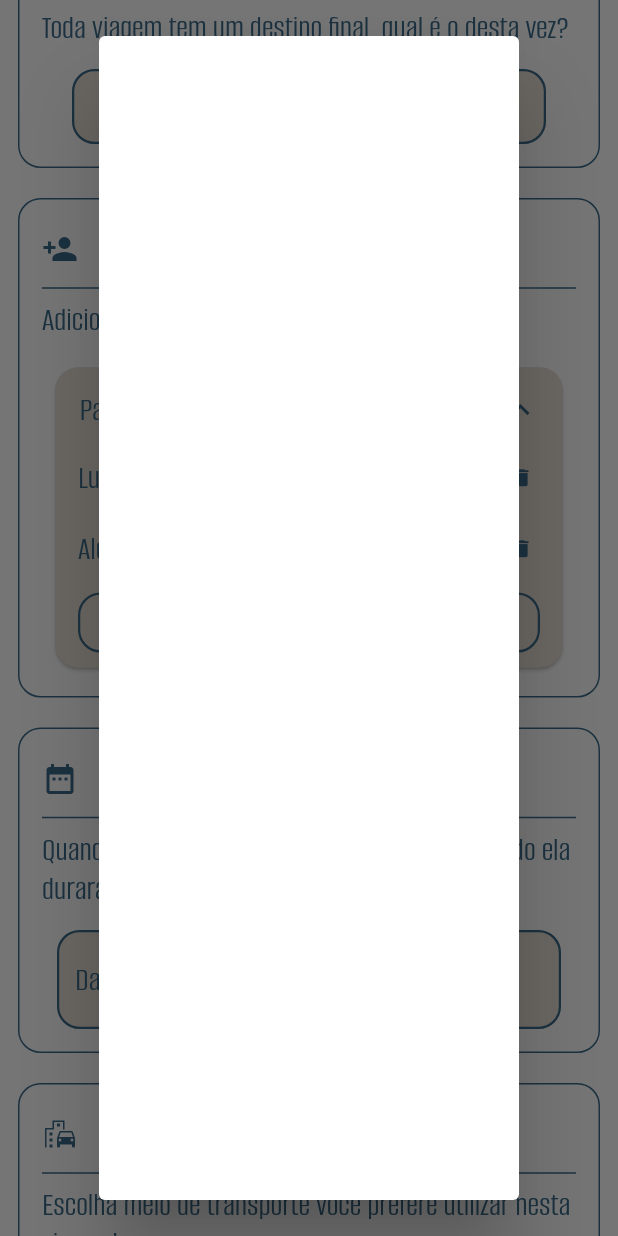
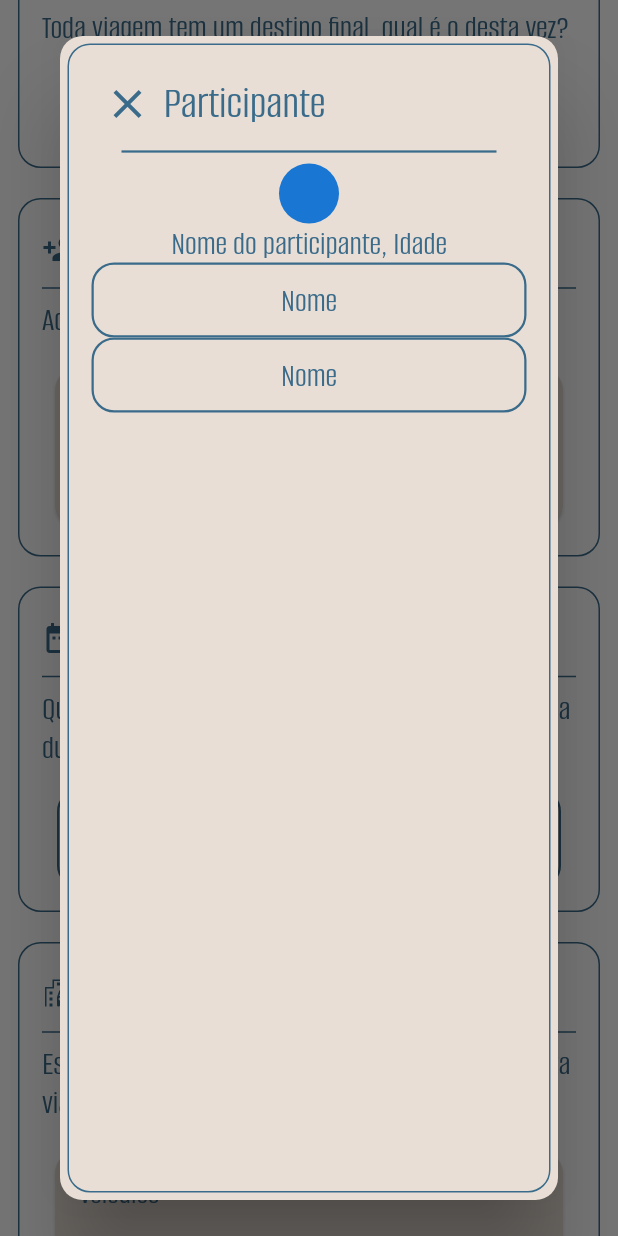
Before and after one commit to rafinha-as-br/TravelMaker, a Flutter app: the CreateTravelScreen screen opened by its route, scrolled down 576 dp, after a tap on "Adicionar participante", on a phone screen of 412 x 824 dp. Run offline on Flutter 3.47's test engine with Material 3 defaults, Android fonts, the phone set to English and light mode, and no system bars; our stand-ins replace geocoding, geolocator, image_picker, shared_preferences, sqflite; missing offline and left inert: country_flags, dart:ffi; accounts and stored records are empty.

Commit message:
Work on travelForm 2/3 - 08/08

```diff
--- a/travelmakerapp/lib/entities/person.dart
+++ b/travelmakerapp/lib/entities/person.dart
@@ -11,7 +11,7 @@ class Person{
   Path? profilePicture;
 
 
-  Person({this.personId, required this.name, required this.age, this.profilePicture});
+  Person({this.personId, required this.name, required this.age, required this.profilePicture});
 
 
 }
--- /dev/null
+++ b/travelmakerapp/lib/presentation/modules/customDialog.dart
@@ -0,0 +1,57 @@
+import 'package:flutter/material.dart';
+import 'package:travelmakerapp/presentation/modules/customContainer.dart';
+import 'package:travelmakerapp/usecase/Themes/getTheme.dart';
+
+class CustomDialog extends StatelessWidget {
+  const CustomDialog({super.key, required this.title, required this.widget});
+  final String title;
+  final Widget widget;
+
+  @override
+  Widget build(BuildContext context) {
+    return Dialog(
+      backgroundColor: getCanvasColor(),
+      shape: RoundedRectangleBorder(
+        borderRadius: BorderRadiusGeometry.circular(15)
+      ),
+      child: Padding(
+        padding: const EdgeInsets.symmetric(horizontal: 5, vertical: 5),
+        child: CustomContainer1(
+          widget: Column(
+            children: [
+              // close button
+              Row(
+                children: [
+                  IconButton(
+                      onPressed: (){
+                        Navigator.of(context).pop();
+                      },
+                      icon: Icon(
+                        Icons.close,
+                        color: getPrimaryColor(),
+                        size: 32,
+                      )
+                  ),
+                  Text(title, style: Theme.of(context).textTheme.displayMedium,)
+                ],
+              ),
+              Container(
+                width: 250,
+                  child: Divider(
+                    thickness: 1.5,
+                    color: getPrimaryColor(),
+                  )
+              ),
+
+              widget
+
+
+
+
+            ],
+          ),
+        ),
+      ),
+    );
+  }
+}
--- a/travelmakerapp/lib/presentation/modules/travelForm/addParticipantDialog.dart
+++ /dev/null
@@ -1,17 +0,0 @@
-import 'package:flutter/material.dart';
-
-class Addparticipantdialog extends StatelessWidget {
-  const Addparticipantdialog({super.key});
-
-  @override
-  Widget build(BuildContext context) {
-    return Dialog(
-      child: Padding(
-        padding: const EdgeInsets.symmetric(horizontal: 2, vertical: 10),
-        child: Column(
-
-        ),
-      ),
-    );
-  }
-}
--- /dev/null
+++ b/travelmakerapp/lib/presentation/modules/travelForm/participantDialog.dart
@@ -0,0 +1,111 @@
+import 'package:flutter/material.dart';
+import 'package:travelmakerapp/entities/person.dart';
+import 'package:travelmakerapp/presentation/modules/customDialog.dart';
+import 'package:travelmakerapp/presentation/modules/customTextFormField.dart';
+
+import '../../../l10n/app_localizations.dart';
+
+class ParticipantDialog extends StatefulWidget {
+  ParticipantDialog({super.key, this.person});
+
+  Person? person;
+
+  @override
+  State<ParticipantDialog> createState() => _ParticipantDialogState();
+}
+
+class _ParticipantDialogState extends State<ParticipantDialog> {
+  final _formKey = GlobalKey<FormState>();
+
+  final participantName = TextEditingController();
+
+  final participantAge = TextEditingController();
+
+
+  //to reload the ui when the user type
+  @override
+  void initState() {
+    super.initState();
+    participantName.addListener(() {
+      setState(() {});
+    });
+  }
+
+
+  @override
+  Widget build(BuildContext context) {
+
+
+
+    return CustomDialog(
+        title: "Participante",
+      widget: Column(
+        children: [
+          // person info
+          Column(
+            children: [
+              //picture
+              CircleAvatar(),
+              //name and age
+              Text(
+                participantName.text.isEmpty
+                    ? "Nome do participante, Idade"
+                    : "${participantName.text}, ${participantAge.text.isEmpty ? 'Idade' : participantAge.text}",
+                style: Theme.of(context).textTheme.displaySmall,
+              )
+            ],
+          ),
+
+          // form
+          Form(
+            key: _formKey,
+              child: Column(
+                children: [
+                  //name formField
+                  CustomTextFormField1(
+                    title: "Nome",
+                    controller: participantName,
+                    validator: (value){
+                      if(value==null){
+                        return AppLocalizations.of(context)!.yourNameError1;
+                      }
+                      if(value.length<2){
+                        return AppLocalizations.of(context)!.yourNameError2;
+                      }
+                      return null;
+                    }
+                  ),
+
+                  //age formField
+                  CustomTextFormField1(
+                    title: "Nome",
+                    controller: participantAge,
+                    validator: (value){
+                      if (value == null || value.isEmpty) {
+                        return AppLocalizations.of(context)!.yourAgeError3;
+                      }
+
+                      final number = int.tryParse(value);
+                      if (number == null) {
+                        return AppLocalizations.of(context)!.yourAgeError1;
+                      }
+
+                      if (number < 0) {
+                        return AppLocalizations.of(context)!.yourAgeError2;
+                      }
+
+                      return null;
+                    }
+                  ),
+
+
+                ],
+              )
+          )
+
+          // save button
+        ],
+      ),
+    );
+  }
+}
--- a/travelmakerapp/lib/presentation/modules/travelForm/travelForm.dart
+++ b/travelmakerapp/lib/presentation/modules/travelForm/travelForm.dart
@@ -11,7 +11,7 @@ import '../../../l10n/app_localizations.dart';
 import '../../../usecase/Themes/getTheme.dart';
 import '../../provider/createTravelProvider.dart';
 import '../inputDecoration.dart';
-import 'addParticipantDialog.dart';
+import 'participantDialog.dart';
 
 class TravelForm extends StatelessWidget {
   TravelForm({super.key});
@@ -178,7 +178,7 @@ class TravelForm extends StatelessWidget {
                             ListView.builder(
                               shrinkWrap: true,
                               physics: NeverScrollableScrollPhysics(),
-                              itemCount: createTravelProvider.personsList.length,
+                              itemCount: createTravelProvider.travelPersonsList.length,
                               itemBuilder: (context, index) {
                                 return Container(
                                   height: 35,
@@ -190,19 +190,17 @@ class TravelForm extends StatelessWidget {
                                         children: [
                                           //name
                                           Text(
-                                            "${createTravelProvider.personsList[index].name}, ",
+                                            "${createTravelProvider.travelPersonsList[index].name}, ",
                                             style: Theme.of(context).textTheme.displaySmall,
                                           ),
                                           //age
                                           Text(
-                                            "${createTravelProvider.personsList[index].age.toString()}"
+                                            "${createTravelProvider.travelPersonsList[index].age.toString()}"
                                                 " ${AppLocalizations.of(context)!.years}",
                                             style: Theme.of(context).textTheme.displaySmall,
                                           ),
                                         ],
                                       ),
-
-
 
                                       //actions buttons
                                       Row(
@@ -246,7 +244,7 @@ class TravelForm extends StatelessWidget {
                                       onTap: (){
                                         showDialog(
                                             context: context,
-                                            builder: (context) => Addparticipantdialog()
+                                            builder: (context) => ParticipantDialog()
                                         );
                                       },
                                       text: "Adicionar participante",
@@ -420,6 +418,7 @@ class TravelForm extends StatelessWidget {
 
               //maybe an text?
 
+
               // save button
               Row(
                 children: [
--- a/travelmakerapp/lib/presentation/provider/createTravelProvider.dart
+++ b/travelmakerapp/lib/presentation/provider/createTravelProvider.dart
@@ -5,12 +5,17 @@ import '../../usecase/dates/getDate.dart';
 
 class CreateTravelProvider with ChangeNotifier{
 
-  List<Person> personsList = [Person(name: "Lucas", age: 19), Person(name: "Alexandre", age: 20)];
 
   DateTime? startDate;
 
+  final travelTitle = TextEditingController();
+  final travelDescription = TextEditingController();
+  final travelDestination = TextEditingController();
   final travelStartDate = TextEditingController();
   final travelFinalDate = TextEditingController();
+
+  List<Person> travelPersonsList = [];
+
 
 
   Future<void> selectDate(BuildContext context,) async{
@@ -27,4 +32,6 @@ class CreateTravelProvider with ChangeNotifier{
 
   }
 
+
+
 }
--- a/travelmakerapp/lib/presentation/provider/entitiesProvider.dart
+++ b/travelmakerapp/lib/presentation/provider/entitiesProvider.dart
@@ -25,9 +25,9 @@ class EntitiesProvider extends ChangeNotifier{
   // creates and person and adds to the DataBase
   Future<void> createPerson(String name, int age) async{
     final database = await getDatabase();
-    Person person = Person(name: name, age: age);
-    await database.insert('person', PersonTable.toMap(person));
-    personsList.add(person);
+    //Person person = Person(name: name, age: age);
+    //await database.insert('person', PersonTable.toMap(person));
+    //personsList.add(person);
     notifyListeners();
   }
 
```
Also changed, not shown: 1 other file.
